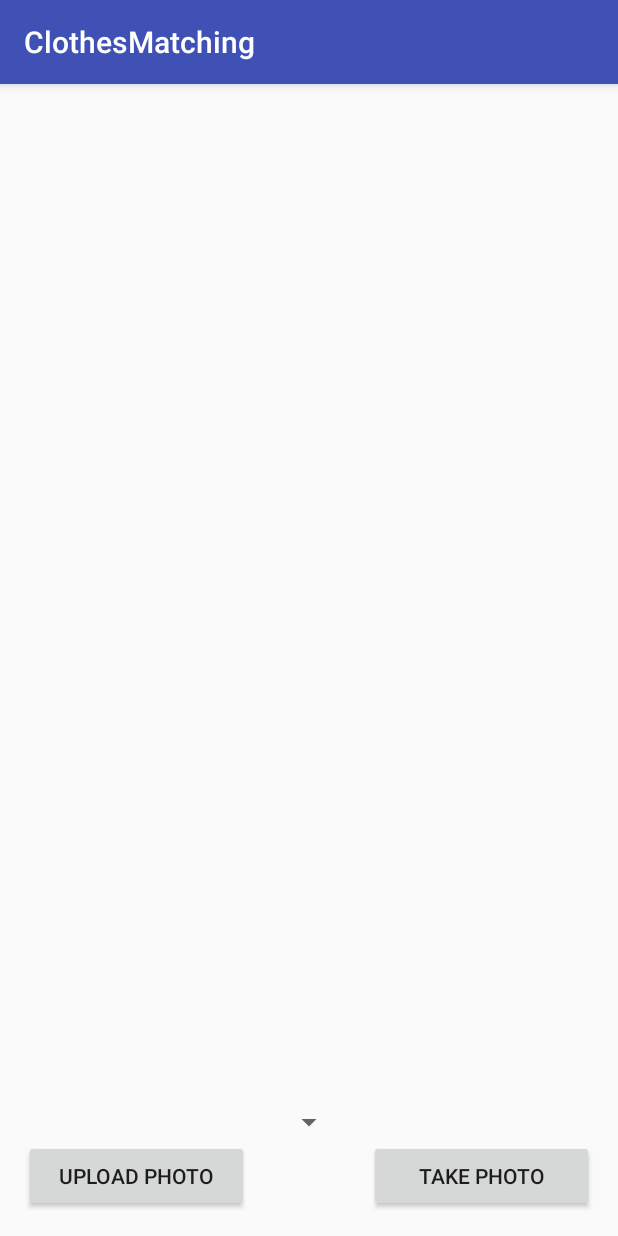
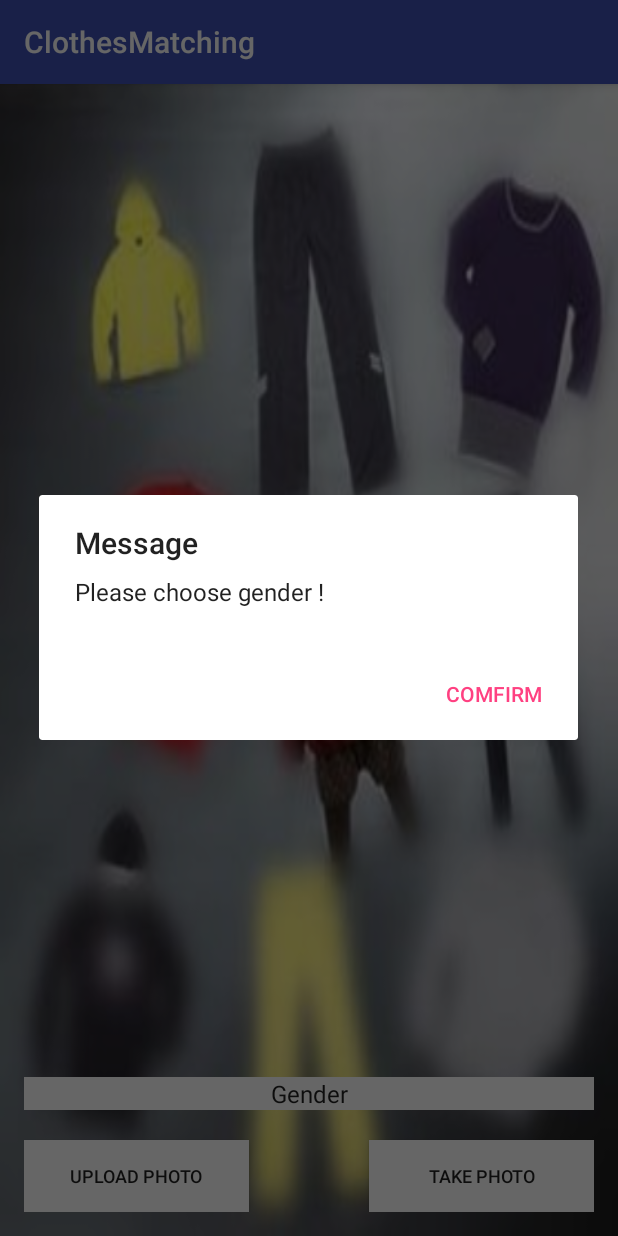
Before and after one commit to laihaotao/ClothesMatching, an Android app: the screen it shows after launch (MainActivity), after a tap on "UPLOAD PHOTO", on a phone screen of 412 x 824 dp. Run offline under Robolectric (Android 15) with nearby library versions, the phone set to English and light mode, and no system bars.

Commit message:
version 0.0.1

```diff
--- a/app/src/main/AndroidManifest.xml
+++ b/app/src/main/AndroidManifest.xml
@@ -6,7 +6,7 @@
             android:name="android.hardware.camera"
             android:required="true"/>
 
-    <uses-permission android:name="android.permission.WRITE_EXTERNAL_STORAGE" android:maxSdkVersion="18" />
+    <uses-permission android:name="android.permission.WRITE_EXTERNAL_STORAGE"/>
     <uses-permission android:name="android.permission.READ_EXTERNAL_STORAGE"/>
     <uses-permission android:name="android.permission.MOUNT_UNMOUNT_FILESYSTEMS" />
     <uses-permission android:name="android.permission.CAMERA"/>
--- a/app/src/main/java/com/example/eric_lai/androidhelloworld/activity/MainActivity.java
+++ b/app/src/main/java/com/example/eric_lai/androidhelloworld/activity/MainActivity.java
@@ -1,6 +1,7 @@
 package com.example.eric_lai.androidhelloworld.activity;
 
 import android.app.Activity;
+import android.app.AlertDialog;
 import android.content.Intent;
 import android.database.Cursor;
 import android.net.Uri;
@@ -10,6 +11,7 @@ import android.provider.MediaStore;
 import android.support.v4.content.FileProvider;
 import android.support.v7.app.AppCompatActivity;
 import android.view.View;
+import android.widget.Spinner;
 import com.example.eric_lai.androidhelloworld.R;
 
 import java.io.File;
@@ -17,50 +19,77 @@ import java.io.IOException;
 import java.text.SimpleDateFormat;
 import java.util.Date;
 
+import static com.example.eric_lai.androidhelloworld.R.id.spinner;
+
 public class MainActivity extends AppCompatActivity {
 
     private static final String TAG = "MyActivity";
     private static final int REQUEST_TAKE_PHOTO = 1;
     private static final int REQUEST_UPLOAD = 2;
     private String mCurrentPhotoPath;
+    private Spinner spinner;
 
     @Override
     protected void onCreate(Bundle savedInstanceState) {
         super.onCreate(savedInstanceState);
         setContentView(R.layout.activity_main);
+        spinner = (Spinner) findViewById(R.id.spinner);
     }
 
     @Override
     protected void onActivityResult(int requestCode, int resultCode, Intent data) {
         Intent intent = new Intent(MainActivity.this, ShowActivity.class);
-        if (requestCode == REQUEST_TAKE_PHOTO && resultCode == RESULT_OK) {
+        String imagePath = null;
+        if (resultCode == RESULT_OK) {
+            if (requestCode == REQUEST_TAKE_PHOTO) {
                 intent.putExtra("image", mCurrentPhotoPath);
                 intent.putExtra("previous", this.getResources().getInteger(R.integer.TAKE_PHOTO));
-        } else if (requestCode == REQUEST_UPLOAD && resultCode == Activity.RESULT_OK) {
+                String spinnerValue = (String) spinner.getSelectedItem();
+                intent.putExtra("gender", spinnerValue);
+            } else if (requestCode == REQUEST_UPLOAD) {
                 Uri selectedImage = data.getData();
                 String[] filePathColumns = {MediaStore.Images.Media.DATA};
                 Cursor c = getContentResolver().query(selectedImage, filePathColumns, null, null, null);
                 if (c != null) {
                     c.moveToFirst();
                     int columnIndex = c.getColumnIndex(filePathColumns[0]);
-                String imagePath = c.getString(columnIndex);
+                    imagePath = c.getString(columnIndex);
+                    String spinnerValue = (String) spinner.getSelectedItem();
                     intent.putExtra("image", imagePath);
                     intent.putExtra("previous", this.getResources().getInteger(R.integer.UPLOAD_PHOTO));
+                    intent.putExtra("gender", spinnerValue);
                     c.close();
                 }
             }
             intent.setClass(MainActivity.this, ShowActivity.class);
+            finish();
             MainActivity.this.startActivity(intent);
         }
 
+    }
+
     public void uploadPhoto(View view) {
+        String spinnerValue = (String) spinner.getSelectedItem();
+        if (spinnerValue.equals("Gender")) {
+            new AlertDialog.Builder(this).setTitle("Message").setMessage("Please choose gender !")
+                    .setPositiveButton("Comfirm", null).show();
+
+        } else {
             Intent intent = new Intent(Intent.ACTION_PICK,
                     android.provider.MediaStore.Images.Media.EXTERNAL_CONTENT_URI);
             startActivityForResult(intent, REQUEST_UPLOAD);
         }
+    }
 
     public void takePhoto(View view) {
+        String spinnerValue = (String) spinner.getSelectedItem();
+        if (spinnerValue.equals("Gender")) {
+            new AlertDialog.Builder(this).setTitle("Message").setMessage("Please choose gender !")
+                    .setPositiveButton("Comfirm", null).show();
+
+        } else {
             dispatchTakePictureIntent();
+        }
     }
 
     private void dispatchTakePictureIntent() {
--- a/app/src/main/java/com/example/eric_lai/androidhelloworld/util/ClothesMatch.java
+++ b/app/src/main/java/com/example/eric_lai/androidhelloworld/util/ClothesMatch.java
@@ -1,4 +1,4 @@
-package com.example.eric_lai.androidhelloworld.activity.util;
+package com.example.eric_lai.androidhelloworld.util;
 
 import android.graphics.Color;
 
@@ -9,8 +9,10 @@ import java.util.List;
  */
 public class ClothesMatch {
 
-    public static String getMatchedURL(String gender, String filename, int color) {
+    public static String getMatchedURL(String gender, String filename) {
         String[] tags = SourcePrediction.getStyleAndColor(filename);
+        // tag[0]---style, tag[1]---color
+        int color = Color.parseColor(tags[1]);
         String matchedColor = matchColor(color);
         String keyword = SearchEngine.keywordGen(gender, tags[0], matchedColor);
         List<String> result = SearchEngine.bingImageSearch(keyword, 3);
--- a/app/src/main/java/com/example/eric_lai/androidhelloworld/util/SearchEngine.java
+++ b/app/src/main/java/com/example/eric_lai/androidhelloworld/util/SearchEngine.java
@@ -1,4 +1,4 @@
-package com.example.eric_lai.androidhelloworld.activity.util;
+package com.example.eric_lai.androidhelloworld.util;
 
 import com.alibaba.fastjson.JSON;
 
@@ -38,8 +38,8 @@ public class SearchEngine {
         final String headerValue = "0dea6c8ac73f4835b1c8b33d8260a622";
         String url = "https://api.cognitive.microsoft.com/bing/v5.0/images/search" + "?" +
                 "q=" + keyWords + "&" + "count=" + count;
-        OkHttpTestHelper.Header header = new OkHttpTestHelper.Header(headerNm, headerValue);
-        OkHttpTestHelper helper = new OkHttpTestHelper(header, url);
+        OkHttpHelper.Header header = new OkHttpHelper.Header(headerNm, headerValue);
+        OkHttpHelper helper = new OkHttpHelper(header, url);
         String jsonResult = helper.start();
         System.out.println(jsonResult);
         Map map = JSON.parseObject(jsonResult, Map.class);
--- a/app/src/main/java/com/example/eric_lai/androidhelloworld/util/SourcePrediction.java
+++ b/app/src/main/java/com/example/eric_lai/androidhelloworld/util/SourcePrediction.java
@@ -1,4 +1,4 @@
-package com.example.eric_lai.androidhelloworld.activity.util;
+package com.example.eric_lai.androidhelloworld.util;
 
 import clarifai2.api.ClarifaiBuilder;
 import clarifai2.api.ClarifaiClient;
@@ -15,6 +15,7 @@ import java.util.List;
  * Created by m.ding on 2017-01-21.
  */
 public class SourcePrediction {
+
 
     public static String[] getStyleAndColor(String path) {
 
--- a/app/src/main/res/layout/activity_main.xml
+++ b/app/src/main/res/layout/activity_main.xml
@@ -8,14 +8,20 @@
         android:paddingRight="@dimen/activity_horizontal_margin"
         android:paddingTop="@dimen/activity_vertical_margin"
         android:paddingBottom="@dimen/activity_vertical_margin"
-        tools:context=".activity.activity.MainActivity">
+        android:background="@drawable/background"
+        tools:context=".activity.MainActivity">
 
-    <ImageView
+    <Spinner
+            android:layout_width="match_parent"
             android:layout_height="wrap_content"
-            android:layout_width="wrap_content"
-            android:visibility="visible"
-            android:id="@+id/imageView1"
-            android:contentDescription="image"/>
+            android:id="@+id/spinner"
+            android:layout_above="@+id/uploadBtn"
+            android:entries="@array/gender"
+            android:layout_marginBottom="20dp"
+            android:textSize="20dp"
+            android:textAlignment="center"
+            android:background="#FFFFFF"
+            android:layout_centerHorizontal="true"/>
 
     <Button
             android:layout_width="150dp"
@@ -25,6 +31,8 @@
             android:layout_alignParentBottom="true"
             android:layout_alignParentLeft="true"
             android:layout_alignParentStart="true"
+            android:background="#FFFFFF"
+            android:textSize="12dp"
             android:onClick="uploadPhoto"/>
     <Button
             android:layout_width="150dp"
@@ -34,11 +42,8 @@
             android:layout_alignParentBottom="true"
             android:layout_alignParentRight="true"
             android:layout_alignParentEnd="true"
+            android:background="#FFFFFF"
+            android:textSize="12dp"
             android:onClick="takePhoto"/>
-    <Spinner
-            android:layout_width="wrap_content"
-            android:layout_height="wrap_content"
-            android:id="@+id/spinner"
-            android:layout_above="@+id/uploadBtn" android:layout_centerHorizontal="true"/>
 
 </RelativeLayout>
--- /dev/null
+++ b/app/src/main/res/values/array.xml
@@ -0,0 +1,8 @@
+<?xml version="1.0" encoding="utf-8"?>
+<resources>
+    <string-array name="gender">
+        <item>Gender</item>
+        <item>Male</item>
+        <item>Female </item>
+    </string-array>
+</resources>
```
Also changed, not shown: app/src/main/java/com/example/eric_lai/androidhelloworld/activity/ShowActivity.java (+45 -47 lines), app/src/main/java/com/example/eric_lai/androidhelloworld/util/OkHttpHelper.java (+4 -4 lines), app/src/main/java/com/example/eric_lai/androidhelloworld/util/ShowActHandler.java (added, +8 -0 lines), app/src/main/res/layout/activity_show.xml (+14 -1 lines), app/src/main/res/drawable/background.jpg (added), app/src/main/res/drawable/background2.jpg (added), app/src/main/res/mipmap-hdpi/ic_launcher.png, app/src/main/res/mipmap-mdpi/ic_launcher.png, app/src/main/res/mipmap-xhdpi/ic_launcher.png, app/src/main/res/mipmap-xxhdpi/ic_launcher.png, app/src/main/res/mipmap-xxxhdpi/ic_launcher.png. Lines whose indentation alone changed are shown as unchanged.
